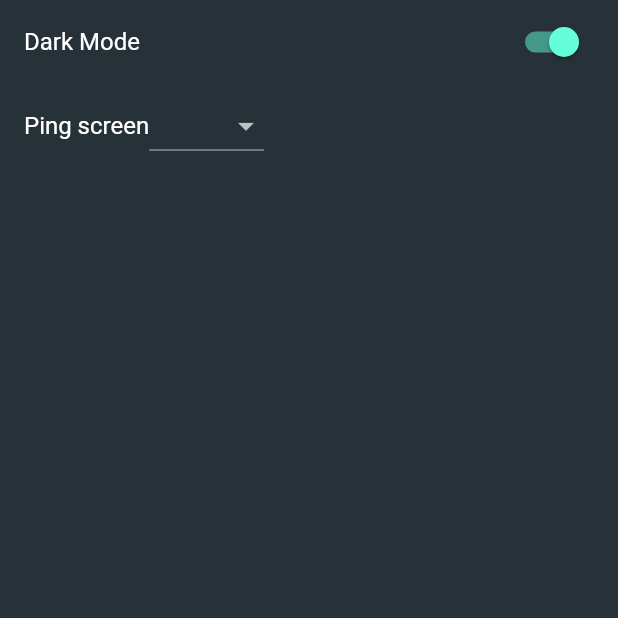
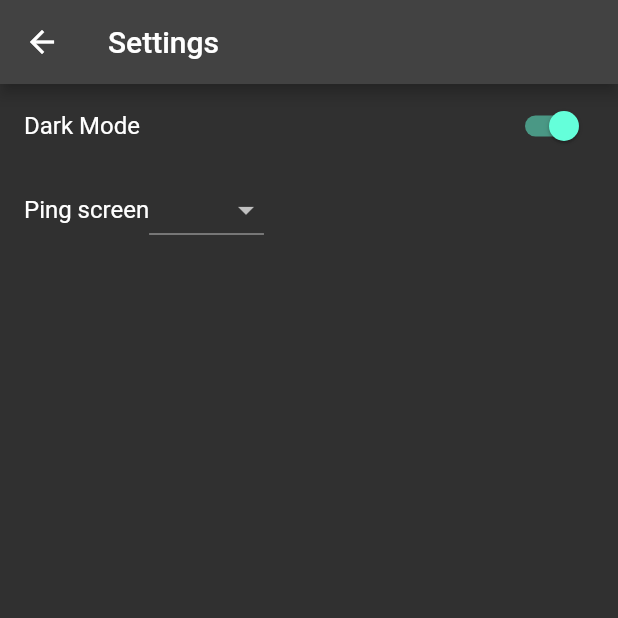
Before and after one commit to L1ght5p33D/si_netspeed_pinger, a Flutter app: the screen it shows after launch, after a tap on the "settings" icon, on a phone screen of 412 x 824 dp, the top half of it. Run offline on Flutter 3.47's test engine with Material 2 defaults, Android fonts, the phone set to English and light mode, and no system bars; our stand-ins replace localstorage; missing offline and left inert: easyping.

Commit message:
theme buttons

```diff
--- a/lib/main.dart
+++ b/lib/main.dart
@@ -23,7 +23,7 @@ class NetSpeedApp extends StatelessWidget {
       title: 'SI NetSpeed',
       theme: ThemeData(
         brightness: nsas!.app_brightness,
-        scaffoldBackgroundColor: Colors.blueGrey[900]
+        // scaffoldBackgroundColor: Colors.blueGrey[900]
       ),
       home: NetDiagConfig(),
     );
--- a/lib/netdiag_config.dart
+++ b/lib/netdiag_config.dart
@@ -107,12 +107,12 @@ class _NetDiagConfigState extends State<NetDiagConfig> {
             )),
         body: Container(
           padding: EdgeInsets.symmetric(horizontal: gss!.width*.04),
-          color: Colors.blueGrey[900],
+          // color: Colors.blueGrey[900],
           height: gss!.height * .97,
           child: ListView(
             children: <Widget>[
               Container(
-                color: Colors.blueGrey[900],
+                // color: Colors.blueGrey[900],
                 height: gss!.height * .01,
               ),
               Container(
@@ -135,12 +135,12 @@ class _NetDiagConfigState extends State<NetDiagConfig> {
                 controlAffinity: ListTileControlAffinity.trailing,
               ),
               Container(
-                color: Colors.blueGrey[900],
+                // color: Colors.blueGrey[900],
                 height: gss!.height * .03,
               ),
               Test_History(),
               Container(
-                color: Colors.blueGrey[900],
+                // color: Colors.blueGrey[900],
                 height: gss!.height * .04,
               ),
 
@@ -151,7 +151,7 @@ class _NetDiagConfigState extends State<NetDiagConfig> {
                           gss!.width * .03, gss!.width * .03, gss!.width * .03),
                       decoration: BoxDecoration(
                         border: Border.all(
-                            color: Colors.white,
+                            color: nsas!.app_brightness == Brightness.dark? Colors.white: Colors.black,
                             width: gss!.width * .01,
                             style: BorderStyle.solid),
                       ),
@@ -185,13 +185,13 @@ class _NetDiagConfigState extends State<NetDiagConfig> {
                         },
                       ))),
               Container(
-                color: Colors.blueGrey[900],
+                // color: Colors.blueGrey[900],
                 height: gss!.height * .05,
               ),
               show_other_host_input == true
                   ? Column(children: [
                 Container(
-                  color: Colors.blueGrey[900],
+                  // color: Colors.blueGrey[900],
                   height: gss!.height * .05,
                   child: Center(child: Text("Enter domain to ping")),
                 ),
@@ -203,7 +203,9 @@ class _NetDiagConfigState extends State<NetDiagConfig> {
                             width: gss!.width * .01,
                             style: BorderStyle.solid)),
                     child: TextField(
-                      style: TextStyle(color: Colors.white),
+                      style: TextStyle(color:
+                      nsas!.app_brightness == Brightness.dark?
+                      Colors.white: Colors.black),
                       onSubmitted: (val) {
                         setState(() {
                           test_domain_string = val;
@@ -277,17 +279,24 @@ class _NetDiagConfigState extends State<NetDiagConfig> {
                       borderRadius: BorderRadius.circular(4.0),
                       child: Container(
                           padding: EdgeInsets.all(2.0),
-                          color: Colors.white,
+                          color:
+                          nsas!.app_brightness == Brightness.dark?
+                          Colors.white: Colors.black,
                           child: Container(
-                              color: Colors.blueGrey[800],
+                              color:
+                              nsas!.app_brightness == Brightness.dark?
+                              Colors.blueGrey[800]: Colors.white,
                               height: gss!.height * .09,
                               width: gss!.width * .77,
                               child: Center(
-                                child: Text("Start NetSpeed Test"),
+                                child: Text("Start NetSpeed Test",
+                                  style: TextStyle(color:
+                                  nsas!.app_brightness == Brightness.dark?
+                                  Colors.white: Colors.black),),
                               ))))),
 
               Container(
-                color: Colors.blueGrey[900],
+                // color: Colors.blueGrey[900],
                 height: gss!.height * .1,
               ),
 
--- a/lib/netdiag_settings.dart
+++ b/lib/netdiag_settings.dart
@@ -28,7 +28,8 @@ class _NetDiag_SettingsState extends State<NetDiag_Settings> {
     nsas = asw!.state!;
 
     return SafeArea(child: Scaffold(
-      body:Container(
+      appBar: AppBar(title:Text("Settings")),
+        body:Container(
 
         height: gss!.height,
       child: ListView(children: [
@@ -37,8 +38,14 @@ class _NetDiag_SettingsState extends State<NetDiag_Settings> {
             onChanged: (bool val){
               setState(() {
                 theme_switch_val = val;
-
               });
+              if (val == false) {
+                nsas!.app_brightness = Brightness.light;
+              }
+              if (val == true) {
+                nsas!.app_brightness = Brightness.dark;
+              }
+              asw!.update_state();
             },
             title:
         Row(children: [
--- a/lib/nsas.dart
+++ b/lib/nsas.dart
@@ -58,6 +58,10 @@ class InheritedWrapperState extends State<InheritedWrapper> {
     });
   }
 
+  void update_state(){
+    setState(() {state!;});
+  }
+
   AppState? state;
 
   @override
--- a/lib/test_history.dart
+++ b/lib/test_history.dart
@@ -46,13 +46,18 @@ class _Test_HistoryState extends State<Test_History> {
             borderRadius: BorderRadius.circular(4.0),
             child: Container(
                 padding: EdgeInsets.all(2.0),
-                color: Colors.white,
+                color:
+                nsas!.app_brightness == Brightness.dark?
+                Colors.white: Colors.black,
                 child: Container(
-                    color: Colors.blueGrey[800],
+                    color:
+                    nsas!.app_brightness == Brightness.dark?
+                    Colors.blueGrey[800]: Colors.white,
                     height: gss!.height * .09,
                     width: gss!.width * .77,
                     child: Center(
-                      child: Text("Test Log"),
+                      child: Text("Test Log", style: TextStyle(color:
+                nsas!.app_brightness == Brightness.dark?Colors.white: Colors.black),),
                     )))));
   }
 }
```
